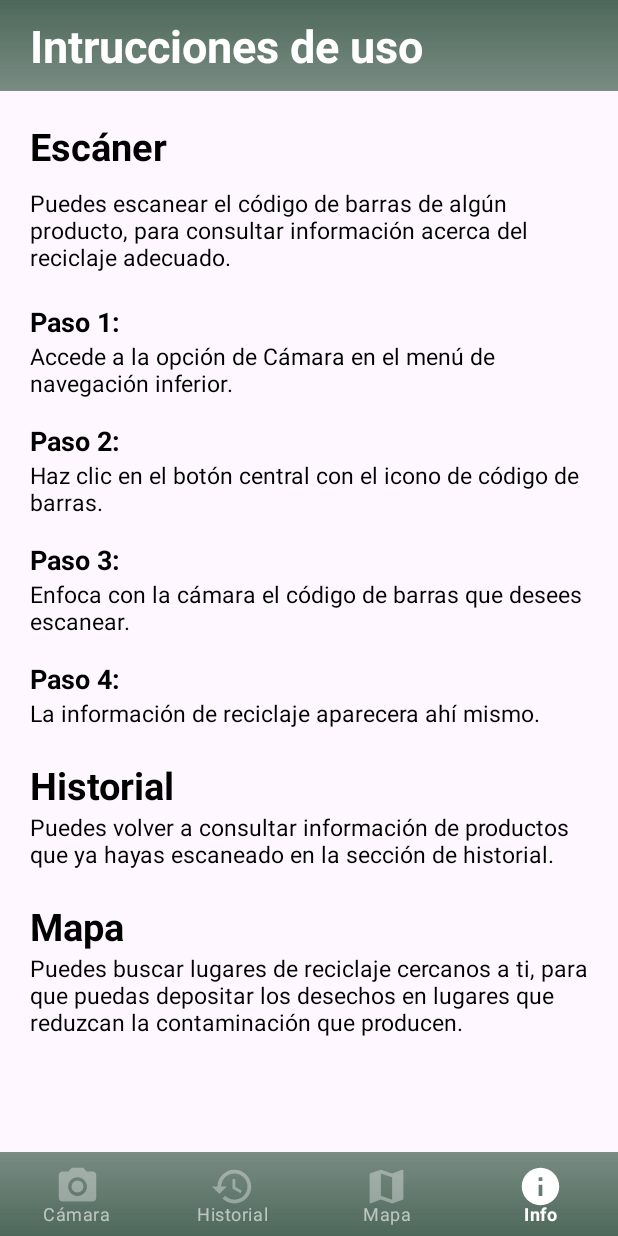
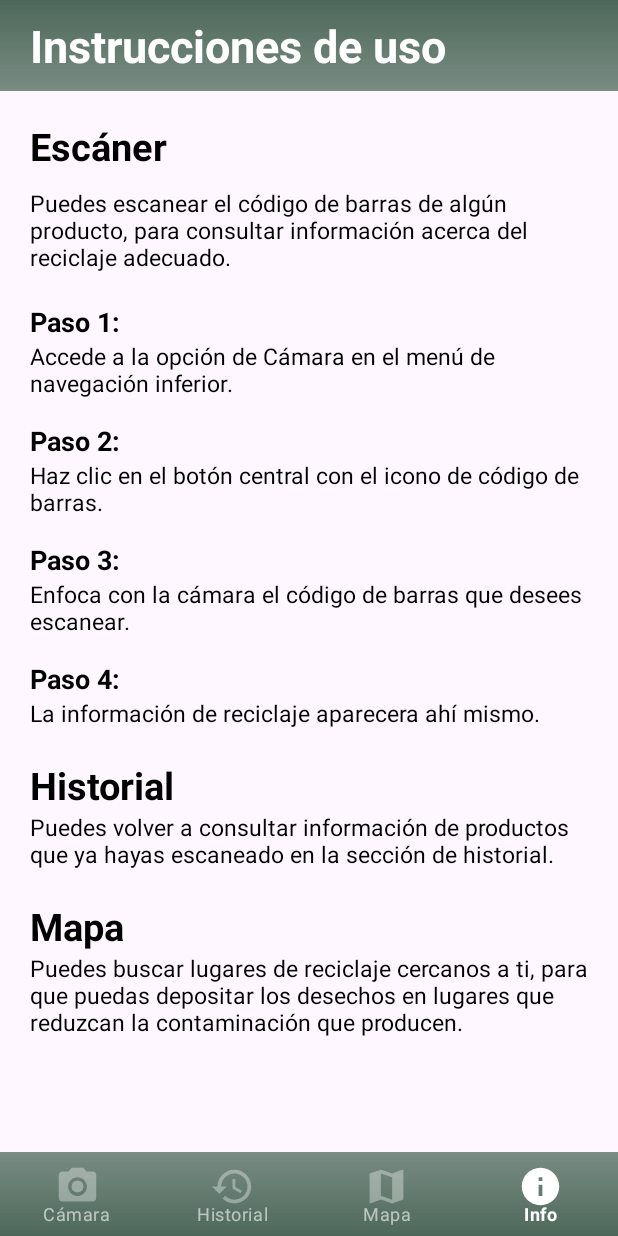
Before and after one commit to OscarF17/recyclapp, an Android app: the screen it shows after launch (MainActivity), item 4 of the bottom bar chosen, on a phone screen of 412 x 824 dp. Run offline under Robolectric (Android 15) with nearby library versions, the phone set to English and light mode, and no system bars; our stand-ins replace Picasso, Room's generated code; libraries missing offline, so code that uses them is left out: com.google.zxing.integration; pictures from the network do not load.

Commit message:
changed misstype word

```diff
--- a/app/src/main/res/values/strings.xml
+++ b/app/src/main/res/values/strings.xml
@@ -5,7 +5,7 @@
     <string name="scannerTitle">Escáner</string>
     <string name="cameraTitle">Cámara</string>
     <string name="historyTitle">Historial</string>
-    <string name="instructionsTitle">Intrucciones de uso</string>
+    <string name="instructionsTitle">Instrucciones de uso</string>
     <string name="mapTitle">Mapa</string>
     <string name="infoTitle">Info</string>
 
```
